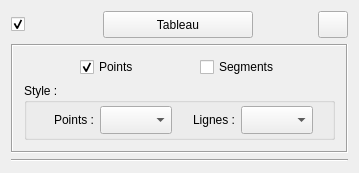
This is Widgets/datawidget.ui in AdelKS/ZeGrapher as Qt 5 draws it before an edit. The edited form follows.
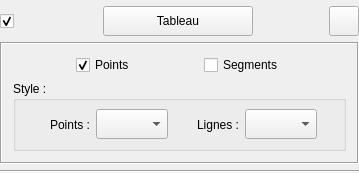
This is the edited form. Icons and pictures are not drawn.

```diff
--- a/Widgets/datawidget.ui
+++ b/Widgets/datawidget.ui
@@ -20,6 +20,18 @@
    <string>Form</string>
   </property>
   <layout class="QVBoxLayout" name="verticalLayout">
+   <property name="leftMargin">
+    <number>0</number>
+   </property>
+   <property name="topMargin">
+    <number>6</number>
+   </property>
+   <property name="rightMargin">
+    <number>0</number>
+   </property>
+   <property name="bottomMargin">
+    <number>0</number>
+   </property>
    <item>
     <layout class="QHBoxLayout" name="mainLayout">
      <item>
```
